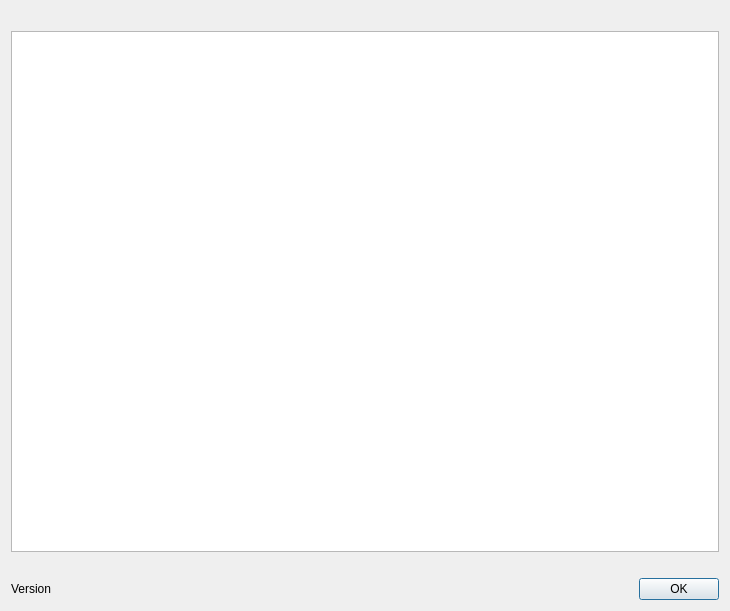
Old version of the form ui/AboutDialog.ui in the repository VITObelgium/cpp-infra.
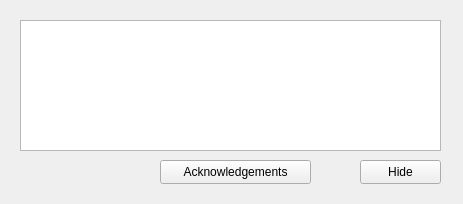
New version of the form.

Commit message: Changed about dialog layout

Diff of the .ui file:
```diff
--- a/ui/AboutDialog.ui
+++ b/ui/AboutDialog.ui
@@ -6,39 +6,58 @@
    <rect>
     <x>0</x>
     <y>0</y>
-    <width>730</width>
-    <height>611</height>
+    <width>463</width>
+    <height>204</height>
    </rect>
   </property>
+  <property name="sizePolicy">
+   <sizepolicy hsizetype="Fixed" vsizetype="Fixed">
+    <horstretch>0</horstretch>
+    <verstretch>0</verstretch>
+   </sizepolicy>
+  </property>
   <property name="windowTitle">
    <string>Info</string>
   </property>
-  <layout class="QVBoxLayout" name="verticalLayout">
-   <item>
-    <widget class="QLabel" name="headerLabel">
+  <property name="modal">
+   <bool>true</bool>
+  </property>
+  <widget class="QLabel" name="titleLabel">
+   <property name="geometry">
+    <rect>
+     <x>170</x>
+     <y>20</y>
+     <width>281</width>
+     <height>50</height>
+    </rect>
+   </property>
      <property name="sizePolicy">
       <sizepolicy hsizetype="Expanding" vsizetype="Preferred">
        <horstretch>0</horstretch>
        <verstretch>0</verstretch>
       </sizepolicy>
      </property>
+   <property name="font">
+    <font>
+     <pointsize>42</pointsize>
+    </font>
+   </property>
      <property name="text">
-      <string notr="true"/>
-     </property>
-    </widget>
-   </item>
-   <item>
-    <widget class="QTextEdit" name="licenseTextBox">
-     <property name="readOnly">
-      <bool>true</bool>
-     </property>
-     <property name="textInteractionFlags">
-      <set>Qt::LinksAccessibleByMouse|Qt::TextSelectableByMouse</set>
-     </property>
-    </widget>
-   </item>
-   <item>
+    <string notr="true">Title</string>
+   </property>
+   <property name="alignment">
+    <set>Qt::AlignLeading|Qt::AlignLeft|Qt::AlignVCenter</set>
+   </property>
+  </widget>
     <widget class="QLabel" name="footerLabel">
+   <property name="geometry">
+    <rect>
+     <x>75</x>
+     <y>140</y>
+     <width>16</width>
+     <height>16</height>
+    </rect>
+   </property>
      <property name="sizePolicy">
       <sizepolicy hsizetype="Expanding" vsizetype="Preferred">
        <horstretch>0</horstretch>
@@ -49,41 +68,128 @@
       <string notr="true"/>
      </property>
     </widget>
-   </item>
-   <item>
-    <layout class="QHBoxLayout" name="horizontalLayout">
-     <item>
+  <widget class="QLabel" name="logoLabel">
+   <property name="geometry">
+    <rect>
+     <x>20</x>
+     <y>20</y>
+     <width>128</width>
+     <height>128</height>
+    </rect>
+   </property>
+   <property name="text">
+    <string>TextLabel</string>
+   </property>
+   <property name="alignment">
+    <set>Qt::AlignCenter</set>
+   </property>
+  </widget>
       <widget class="QLabel" name="versionLabel">
+   <property name="geometry">
+    <rect>
+     <x>170</x>
+     <y>80</y>
+     <width>281</width>
+     <height>24</height>
+    </rect>
+   </property>
        <property name="sizePolicy">
         <sizepolicy hsizetype="MinimumExpanding" vsizetype="Preferred">
          <horstretch>0</horstretch>
          <verstretch>0</verstretch>
         </sizepolicy>
        </property>
+   <property name="font">
+    <font>
+     <pointsize>14</pointsize>
+    </font>
+   </property>
        <property name="text">
         <string>Version</string>
        </property>
       </widget>
-     </item>
-     <item>
-      <widget class="QDialogButtonBox" name="buttonBox">
+  <widget class="QPushButton" name="acknowledgementsButton">
+   <property name="geometry">
+    <rect>
+     <x>160</x>
+     <y>160</y>
+     <width>151</width>
+     <height>24</height>
+    </rect>
+   </property>
+   <property name="focusPolicy">
+    <enum>Qt::ClickFocus</enum>
+   </property>
+   <property name="text">
+    <string>Acknowledgements</string>
+   </property>
+   <property name="autoDefault">
+    <bool>false</bool>
+   </property>
+  </widget>
+  <widget class="QLabel" name="copyrightLabel">
+   <property name="geometry">
+    <rect>
+     <x>170</x>
+     <y>110</y>
+     <width>281</width>
+     <height>41</height>
+    </rect>
+   </property>
        <property name="sizePolicy">
-        <sizepolicy hsizetype="Preferred" vsizetype="Fixed">
+    <sizepolicy hsizetype="MinimumExpanding" vsizetype="Preferred">
          <horstretch>0</horstretch>
          <verstretch>0</verstretch>
         </sizepolicy>
        </property>
-       <property name="orientation">
-        <enum>Qt::Horizontal</enum>
-       </property>
-       <property name="standardButtons">
-        <set>QDialogButtonBox::Ok</set>
-       </property>
-      </widget>
-     </item>
-    </layout>
-   </item>
-  </layout>
+   <property name="font">
+    <font>
+     <pointsize>14</pointsize>
+    </font>
+   </property>
+   <property name="text">
+    <string>Copyright info
+Line1</string>
+   </property>
+   <property name="alignment">
+    <set>Qt::AlignLeading|Qt::AlignLeft|Qt::AlignTop</set>
+   </property>
+  </widget>
+  <widget class="QPushButton" name="hideButton">
+   <property name="geometry">
+    <rect>
+     <x>360</x>
+     <y>160</y>
+     <width>81</width>
+     <height>24</height>
+    </rect>
+   </property>
+   <property name="focusPolicy">
+    <enum>Qt::ClickFocus</enum>
+   </property>
+   <property name="text">
+    <string>Hide</string>
+   </property>
+   <property name="autoDefault">
+    <bool>false</bool>
+   </property>
+  </widget>
+  <widget class="QTextBrowser" name="licenseEdit">
+   <property name="geometry">
+    <rect>
+     <x>20</x>
+     <y>20</y>
+     <width>421</width>
+     <height>131</height>
+    </rect>
+   </property>
+   <property name="readOnly">
+    <bool>true</bool>
+   </property>
+   <property name="openExternalLinks">
+    <bool>true</bool>
+   </property>
+  </widget>
  </widget>
  <resources/>
  <connections>
```
Left out of the diff: 128 changed lines with no effect on the pictures. Lines whose indentation alone changed are shown as unchanged. The commit also changes 2 other files.
